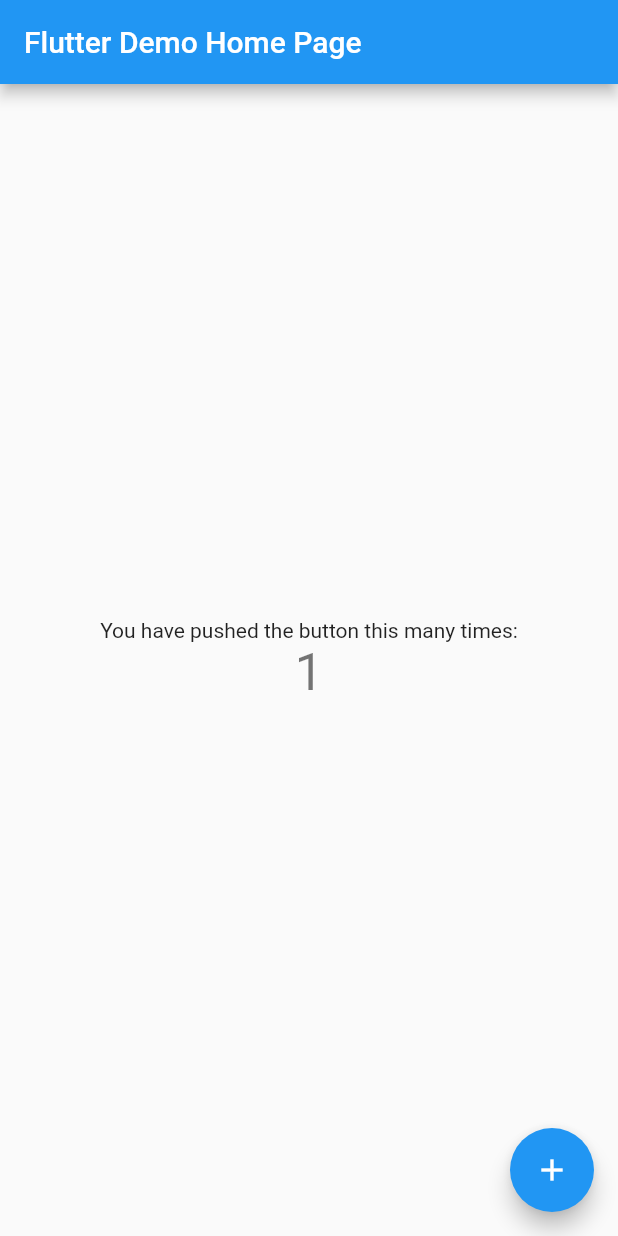
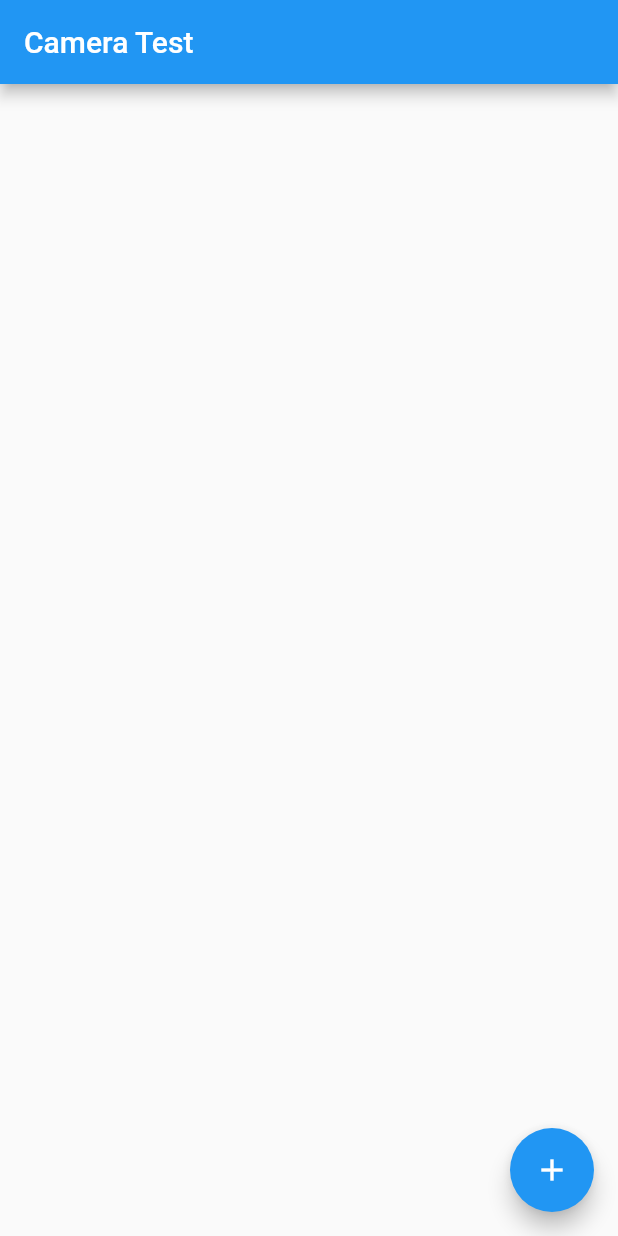
Before and after one commit to vdaular-dev/flutter_camera_and_push, a Flutter app: the screen it shows after launch, after a tap on the "add" icon, on a phone screen of 412 x 824 dp. Run offline on Flutter 3.47's test engine with Material 2 defaults, Android fonts, the phone set to English and light mode, and no system bars; our stand-ins replace image_picker, sqflite; accounts and stored records are empty.

Commit message:
Implement taking and listing images

```diff
--- a/lib/main.dart
+++ b/lib/main.dart
@@ -1,4 +1,7 @@
+import 'dart:io';
 import 'package:flutter/material.dart';
+import 'package:image_picker/image_picker.dart';
+import 'package:sqflite/sqflite.dart';
 
 void main() {
   runApp(MyApp());
@@ -12,26 +15,30 @@ class MyApp extends StatelessWidget {
       theme: ThemeData(
         primarySwatch: Colors.blue,
       ),
-      home: MyHomePage(title: 'Flutter Demo Home Page'),
+      home: ListPage(title: 'Camera Test'),
     );
   }
 }
 
-class MyHomePage extends StatefulWidget {
-  MyHomePage({Key key, this.title}) : super(key: key);
+class ListPage extends StatefulWidget {
+  ListPage({Key key, this.title}) : super(key: key);
   final String title;
   @override
-  _MyHomePageState createState() => _MyHomePageState();
+  _ListPageState createState() => _ListPageState();
 }
 
-class _MyHomePageState extends State<MyHomePage> {
-  int _counter = 0;
+class ImageRecord {
+  PickedFile file;
+  DateTime timestamp;
 
-  void _incrementCounter() {
-    setState(() {
-      _counter++;
-    });
+  ImageRecord(this.file) {
+    timestamp = DateTime.now();
   }
+}
+
+class _ListPageState extends State<ListPage> {
+  var _imagePicker = ImagePicker();
+  List<ImageRecord> _imageRecords = [];
 
   @override
   Widget build(BuildContext context) {
@@ -39,25 +46,31 @@ class _MyHomePageState extends State<MyHomePage> {
       appBar: AppBar(
         title: Text(widget.title),
       ),
-      body: Center(
-        child: Column(
-          mainAxisAlignment: MainAxisAlignment.center,
-          children: <Widget>[
-            Text(
-              'You have pushed the button this many times:',
-            ),
-            Text(
-              '$_counter',
-              style: Theme.of(context).textTheme.headline4,
-            ),
-          ],
-        ),
+      body: ListView.builder(
+        itemBuilder: (context, index) {
+          //return Image.file(File(_imageRecords[index].file.path));
+          final record = _imageRecords[index];
+          return ListTile (
+            leading: Image.file(File(record.file.path)),
+            title: Text(record.timestamp.toString()),
+          );
+        },
+        itemCount: _imageRecords.length,
       ),
       floatingActionButton: FloatingActionButton(
-        onPressed: _incrementCounter,
-        tooltip: 'Increment',
+        tooltip: 'Take a image',
         child: Icon(Icons.add),
+        onPressed: takeImage,
       ),
     );
   }
+
+  void takeImage() async {
+    var pickedImage = await _imagePicker.getImage(source: ImageSource.camera);
+    if (pickedImage != null) {
+      setState(() {
+        _imageRecords.add(ImageRecord(pickedImage));
+      });
+    }
+  }
 }
--- a/pubspec.yaml
+++ b/pubspec.yaml
@@ -29,6 +29,7 @@ dependencies:
   # Use with the CupertinoIcons class for iOS style icons.
   cupertino_icons: ^1.0.2
   image_picker: ^0.7.4
+  sqflite: ^2.0.0+3
 
 dev_dependencies:
   flutter_test:
```
Also changed, not shown: pubspec.lock.
